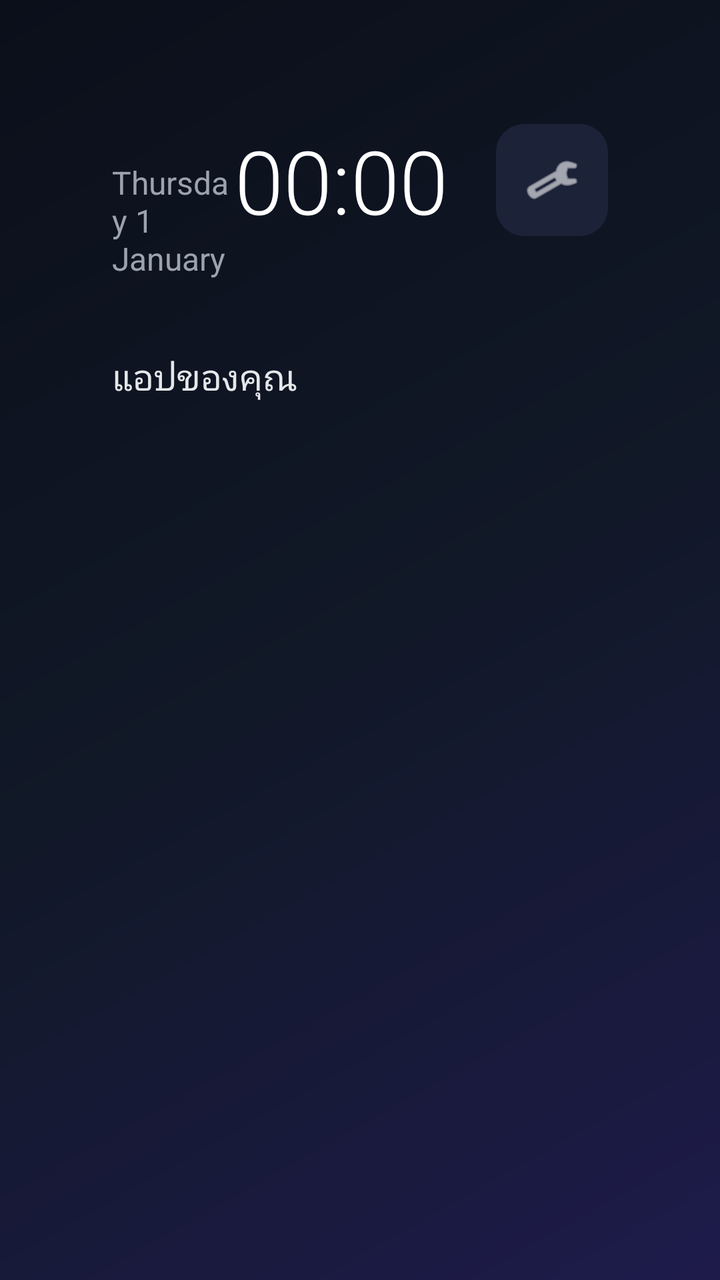
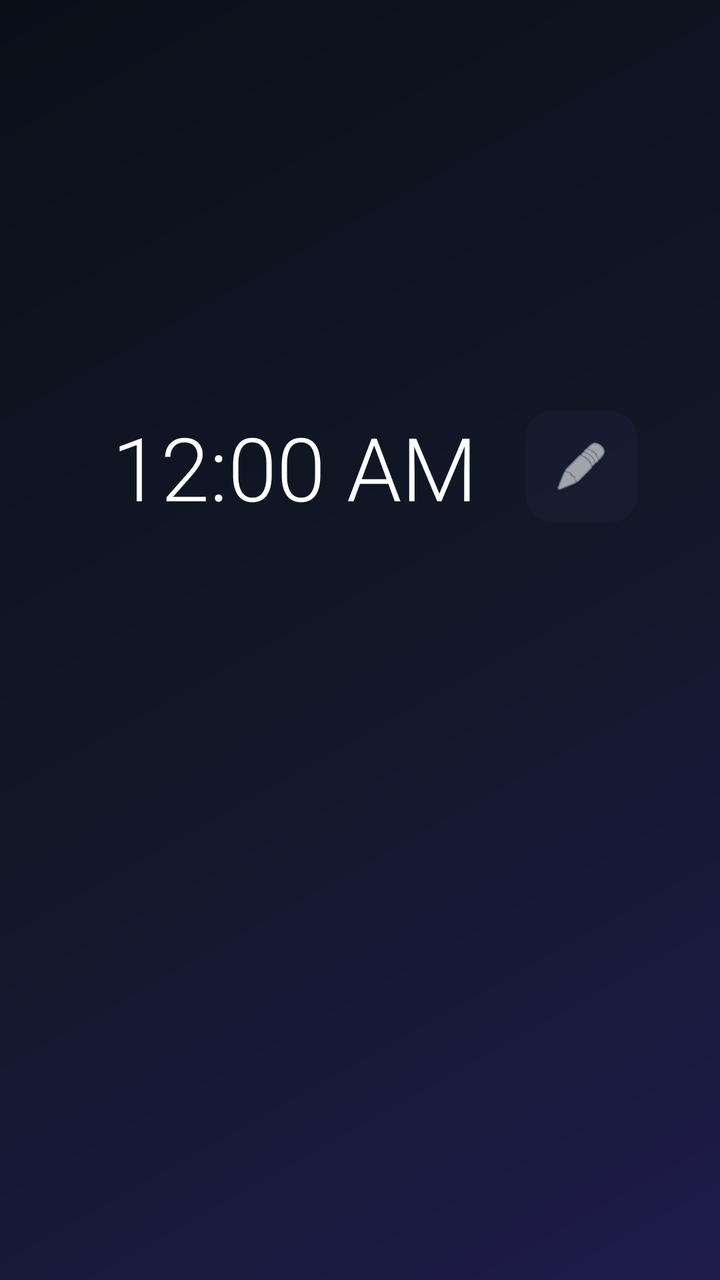

The first picture is an Android layout as it rendered before a commit; the second is the same layout after the commit. The layout source and the unified diff follow.
<!-- AndroidManifest.xml: application theme Theme.CleanTV -->
<!-- res/layout/activity_main.xml -->
<?xml version="1.0" encoding="utf-8"?>
<LinearLayout xmlns:android="http://schemas.android.com/apk/res/android"
    android:layout_width="match_parent"
    android:layout_height="match_parent"
    android:orientation="vertical"
    android:paddingStart="56dp"
    android:paddingTop="40dp"
    android:paddingEnd="56dp"
    android:clipChildren="false"
    android:clipToPadding="false">

    
    <LinearLayout
        android:layout_width="match_parent"
        android:layout_height="wrap_content"
        android:gravity="center_vertical"
        android:orientation="horizontal">

        <LinearLayout
            android:layout_width="0dp"
            android:layout_height="wrap_content"
            android:layout_weight="1"
            android:orientation="vertical">

            <TextView
                android:id="@+id/greeting"
                android:layout_width="wrap_content"
                android:layout_height="wrap_content"
                android:textColor="#FFFFFF"
                android:textSize="30sp"
                android:textStyle="bold" />

            <TextClock
                android:layout_width="wrap_content"
                android:layout_height="wrap_content"
                android:format12Hour="EEEE d MMMM"
                android:format24Hour="EEEE d MMMM"
                android:textColor="#9CA3AF"
                android:textSize="16sp" />
        </LinearLayout>

        <TextClock
            android:layout_width="wrap_content"
            android:layout_height="wrap_content"
            android:layout_marginEnd="24dp"
            android:fontFamily="sans-serif-light"
            android:format12Hour="HH:mm"
            android:format24Hour="HH:mm"
            android:textColor="#FFFFFF"
            android:textSize="44sp" />

        <ImageButton
            android:id="@+id/settingsBtn"
            android:layout_width="56dp"
            android:layout_height="56dp"
            android:background="@drawable/card_bg"
            android:contentDescription="การตั้งค่า"
            android:focusable="true"
            android:foreground="@drawable/card_focus"
            android:padding="14dp"
            android:scaleType="fitCenter"
            android:src="@android:drawable/ic_menu_preferences"
            android:tint="#FFFFFF" />
    </LinearLayout>

    <TextView
        android:layout_width="wrap_content"
        android:layout_height="wrap_content"
        android:layout_marginTop="36dp"
        android:text="แอปของคุณ"
        android:textColor="#E5E7EB"
        android:textSize="18sp" />

    <androidx.recyclerview.widget.RecyclerView
        android:id="@+id/appGrid"
        android:layout_width="match_parent"
        android:layout_height="0dp"
        android:layout_weight="1"
        android:clipChildren="false"
        android:clipToPadding="false"
        android:paddingTop="8dp"
        android:paddingBottom="40dp" />
</LinearLayout>
<!-- resources referenced by this layout -->
<resources>
  <!-- drawable card_bg (drawable) -->
  <shape xmlns:android="http://schemas.android.com/apk/res/android" android:shape="rectangle">
      <solid android:color="#1C2238" />
      <corners android:radius="14dp" />
  </shape>
  <!-- drawable card_focus (drawable) -->
  <selector xmlns:android="http://schemas.android.com/apk/res/android">
      <item android:state_focused="true">
          <shape android:shape="rectangle">
              <corners android:radius="14dp" />
              <stroke android:width="3dp" android:color="#FFFFFF" />
          </shape>
      </item>
      <item>
          <color android:color="@android:color/transparent" />
      </item>
  </selector>
  <style name="Theme.CleanTV" parent="@android:style/Theme.DeviceDefault.NoActionBar.Fullscreen">
          
          <item name="android:windowBackground">@drawable/bg_gradient</item>
          <item name="android:windowShowWallpaper">false</item>
      </style>
  <!-- drawable bg_gradient (drawable) -->
  <shape xmlns:android="http://schemas.android.com/apk/res/android" android:shape="rectangle">
      <gradient
          android:angle="315"
          android:startColor="#0B0F1A"
          android:centerColor="#111827"
          android:endColor="#1E1B4B" />
  </shape>
</resources>

<!-- the commit's change to res/layout/activity_main.xml (unified diff, before → after) -->
@@ -1,83 +1,124 @@
 <?xml version="1.0" encoding="utf-8"?>
-<LinearLayout xmlns:android="http://schemas.android.com/apk/res/android"
+<FrameLayout xmlns:android="http://schemas.android.com/apk/res/android"
     android:layout_width="match_parent"
-    android:layout_height="match_parent"
-    android:orientation="vertical"
-    android:paddingStart="56dp"
-    android:paddingTop="40dp"
-    android:paddingEnd="56dp"
-    android:clipChildren="false"
-    android:clipToPadding="false">
+    android:layout_height="match_parent">
 
-    
+    <ImageView
+        android:id="@+id/wallpaper"
+        android:layout_width="match_parent"
+        android:layout_height="match_parent"
+        android:importantForAccessibility="no"
+        android:scaleType="centerCrop" />
+
+    <View
+        android:id="@+id/dim"
+        android:layout_width="match_parent"
+        android:layout_height="match_parent"
+        android:alpha="0"
+        android:background="#000000" />
+
     <LinearLayout
         android:layout_width="match_parent"
-        android:layout_height="wrap_content"
-        android:gravity="center_vertical"
-        android:orientation="horizontal">
+        android:layout_height="match_parent"
+        android:clipChildren="false"
+        android:clipToPadding="false"
+        android:orientation="vertical"
+        android:paddingStart="56dp"
+        android:paddingTop="36dp"
+        android:paddingEnd="56dp">
 
         <LinearLayout
-            android:layout_width="0dp"
+            android:layout_width="match_parent"
             android:layout_height="wrap_content"
-            android:layout_weight="1"
-            android:orientation="vertical">
+            android:gravity="center_vertical"
+            android:orientation="horizontal">
 
-            <TextView
-                android:id="@+id/greeting"
+            <LinearLayout
+                android:layout_width="0dp"
+                android:layout_height="wrap_content"
+                android:layout_weight="1"
+                android:orientation="vertical">
+
+                <ImageView
+                    android:id="@+id/logoImage"
+                    android:layout_width="wrap_content"
+                    android:layout_height="56dp"
+                    android:adjustViewBounds="true"
+                    android:importantForAccessibility="no"
+                    android:maxWidth="360dp"
+                    android:scaleType="fitStart"
+                    android:visibility="gone" />
+
+                <TextView
+                    android:id="@+id/logoText"
+                    android:layout_width="wrap_content"
+                    android:layout_height="wrap_content"
+                    android:textColor="#FFFFFF"
+                    android:textSize="32sp"
+                    android:textStyle="bold" />
+
+                <TextView
+                    android:id="@+id/greeting"
+                    android:layout_width="wrap_content"
+                    android:layout_height="wrap_content"
+                    android:layout_marginTop="4dp"
+                    android:textColor="#E5E7EB"
+                    android:textSize="20sp" />
+
+                <TextClock
+                    android:id="@+id/date"
+                    android:layout_width="wrap_content"
+                    android:layout_height="wrap_content"
+                    android:format12Hour="EEEE d MMMM"
+                    android:format24Hour="EEEE d MMMM"
+                    android:textColor="#9CA3AF"
+                    android:textSize="15sp" />
+            </LinearLayout>
+
+            <TextClock
+                android:id="@+id/clock"
                 android:layout_width="wrap_content"
                 android:layout_height="wrap_content"
+                android:layout_marginEnd="24dp"
+                android:fontFamily="sans-serif-light"
                 android:textColor="#FFFFFF"
-                android:textSize="30sp"
-                android:textStyle="bold" />
+                android:textSize="44sp" />
 
-            <TextClock
-                android:layout_width="wrap_content"
-                android:layout_height="wrap_content"
-                android:format12Hour="EEEE d MMMM"
-                android:format24Hour="EEEE d MMMM"
-                android:textColor="#9CA3AF"
-                android:textSize="16sp" />
+            <ImageButton
+                android:id="@+id/btnCustomize"
+                android:layout_width="56dp"
+                android:layout_height="56dp"
+                android:background="@drawable/button_bg"
+                android:contentDescription="ปรับแต่ง CleanTV"
+                android:focusable="true"
+                android:padding="14dp"
+                android:scaleType="fitCenter"
+                android:src="@android:drawable/ic_menu_edit"
+                android:tint="#FFFFFF" />
+
+            <ImageButton
+                android:id="@+id/btnSystem"
+                android:layout_width="56dp"
+                android:layout_height="56dp"
+                android:layout_marginStart="12dp"
+                android:background="@drawable/button_bg"
+                android:contentDescription="การตั้งค่าทีวี"
+                android:focusable="true"
+                android:padding="14dp"
+                android:scaleType="fitCenter"
+                android:src="@android:drawable/ic_menu_preferences"
+                android:tint="#FFFFFF" />
         </LinearLayout>
 
-        <TextClock
-            android:layout_width="wrap_content"
-            android:layout_height="wrap_content"
-            android:layout_marginEnd="24dp"
-            android:fontFamily="sans-serif-light"
-            android:format12Hour="HH:mm"
-            android:format24Hour="HH:mm"
-            android:textColor="#FFFFFF"
-            android:textSize="44sp" />
-
-        <ImageButton
-            android:id="@+id/settingsBtn"
-            android:layout_width="56dp"
-            android:layout_height="56dp"
-            android:background="@drawable/card_bg"
-            android:contentDescription="การตั้งค่า"
-            android:focusable="true"
-            android:foreground="@drawable/card_focus"
-            android:padding="14dp"
-            android:scaleType="fitCenter"
-            android:src="@android:drawable/ic_menu_preferences"
-            android:tint="#FFFFFF" />
+        <androidx.recyclerview.widget.RecyclerView
+            android:id="@+id/grid"
+            android:layout_width="match_parent"
+            android:layout_height="0dp"
+            android:layout_marginTop="8dp"
+            android:layout_weight="1"
+            android:clipChildren="false"
+            android:clipToPadding="false"
+            android:paddingTop="8dp"
+            android:paddingBottom="48dp" />
     </LinearLayout>
-
-    <TextView
-        android:layout_width="wrap_content"
-        android:layout_height="wrap_content"
-        android:layout_marginTop="36dp"
-        android:text="แอปของคุณ"
-        android:textColor="#E5E7EB"
-        android:textSize="18sp" />
-
-    <androidx.recyclerview.widget.RecyclerView
-        android:id="@+id/appGrid"
-        android:layout_width="match_parent"
-        android:layout_height="0dp"
-        android:layout_weight="1"
-        android:clipChildren="false"
-        android:clipToPadding="false"
-        android:paddingTop="8dp"
-        android:paddingBottom="40dp" />
-</LinearLayout>
+</FrameLayout>
<!-- resource entries referenced after the edit -->
@@ -1,20 +1,20 @@
 <!-- resources referenced by this layout -->
 <resources>
-  <!-- drawable card_bg (drawable) -->
-  <shape xmlns:android="http://schemas.android.com/apk/res/android" android:shape="rectangle">
-      <solid android:color="#1C2238" />
-      <corners android:radius="14dp" />
-  </shape>
-  <!-- drawable card_focus (drawable) -->
+  <!-- drawable button_bg (drawable) -->
+  <?xml version="1.0" encoding="utf-8"?>
   <selector xmlns:android="http://schemas.android.com/apk/res/android">
       <item android:state_focused="true">
           <shape android:shape="rectangle">
+              <solid android:color="#40FFFFFF" />
               <corners android:radius="14dp" />
               <stroke android:width="3dp" android:color="#FFFFFF" />
           </shape>
       </item>
       <item>
-          <color android:color="@android:color/transparent" />
+          <shape android:shape="rectangle">
+              <solid android:color="#801C2238" />
+              <corners android:radius="14dp" />
+          </shape>
       </item>
   </selector>
   <style name="Theme.CleanTV" parent="@android:style/Theme.DeviceDefault.NoActionBar.Fullscreen">
